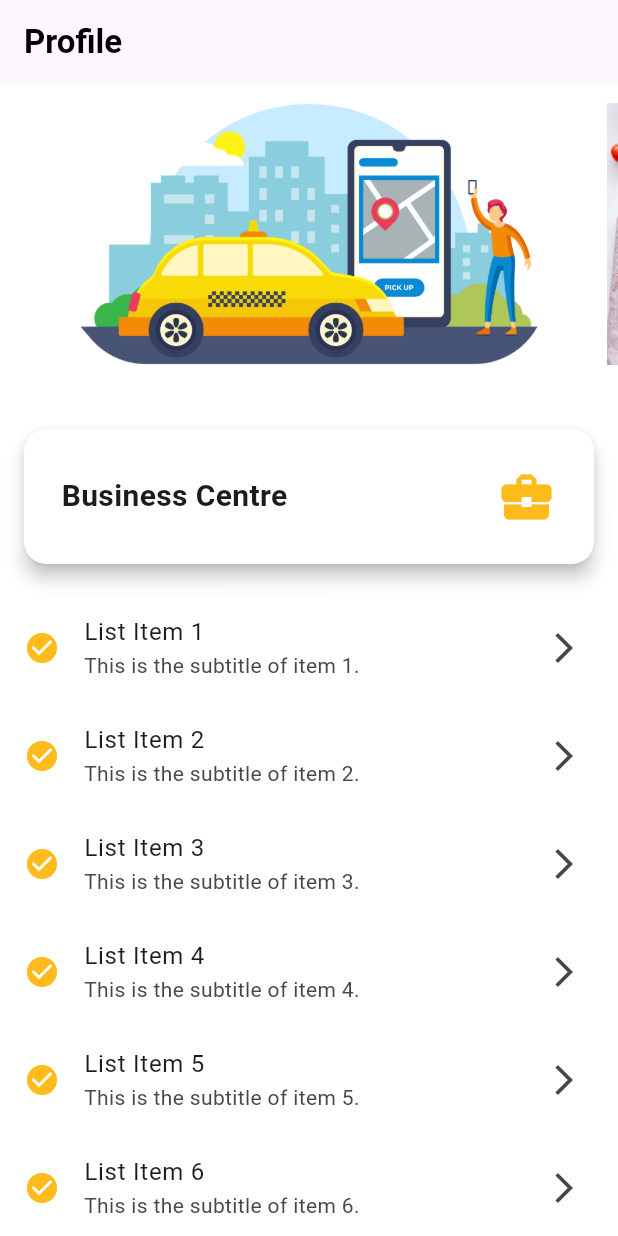
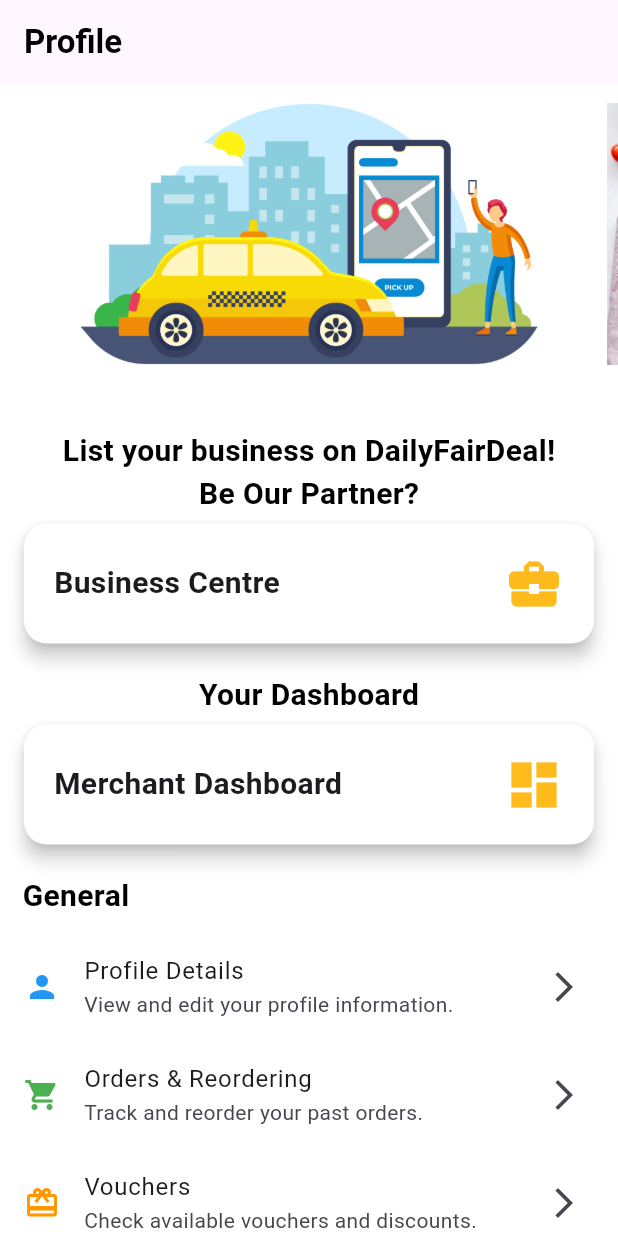
Before and after one commit to SoeThiriKhaing/dailyfeardeal, a Flutter app: the Profile screen opened directly, on a phone screen of 412 x 824 dp. Run offline on Flutter 3.47's test engine with Material 3 defaults, Android fonts, the phone set to English and light mode, and no system bars; drawn by our look-alikes of carousel_slider; our stand-ins replace flutter_secure_storage, get; accounts and stored records are empty.

Commit message:
Modify Profile, and API methods

```diff
--- a/lib/screens/auth/login/login_screen.dart
+++ b/lib/screens/auth/login/login_screen.dart
@@ -24,12 +24,13 @@ class _LoginScreenState extends State<LoginScreen> {
 
   Future<void> login() async {
     String? token = await APIMethods().login(emailController.text.trim(), passwordController.text.trim());
-    if (token!= null || token!.isNotEmpty) {
+    if (token != null) {
       // If login is successful
       saveToken(token);
       Get.snackbar("Success", "Login Successfully", snackPosition: SnackPosition.BOTTOM, backgroundColor: Colors.green);
       Get.to(() => MainScreen());  // Navigate to the MerchantSignUp screen
     }
+
   }
 
   @override
--- a/lib/screens/auth/signup/registerscreen.dart
+++ b/lib/screens/auth/signup/registerscreen.dart
@@ -26,7 +26,7 @@ class _RegisterScreenState extends State<RegisterScreen> {
   Future<void> register() async {
     String? token = await APIMethods().register(nameController.text, emailController.text, passwordController.text);
 
-    if (token!= null || token!.isNotEmpty) {
+    if (token != null) {
       saveToken(token);
       // If register is successful
       Get.snackbar("Success", "Register Successfully", snackPosition: SnackPosition.BOTTOM, backgroundColor: Colors.green);
@@ -59,7 +59,7 @@ class _RegisterScreenState extends State<RegisterScreen> {
                     const SizedBox(
                       height: 20.0,
                     ),
-                    Text("Name", style: AppWidget.labelTextStyle()),
+                    Text("Name", style: AppWidget.formFieldLabelTextStyle()),
                     const SizedBox(
                       height: 10.0,
                     ),
@@ -85,7 +85,7 @@ class _RegisterScreenState extends State<RegisterScreen> {
                     ),
                     Text(
                       "Password",
-                      style: AppWidget.labelTextStyle(),
+                      style: AppWidget.formFieldLabelTextStyle(),
                     ),
                     const SizedBox(height: 10.0),
                     TextFormField(
--- a/lib/screens/home/profile.dart
+++ b/lib/screens/home/profile.dart
@@ -21,6 +21,7 @@ class Profile extends StatelessWidget {
       ),
       body: SingleChildScrollView(
         child: Column(
+          crossAxisAlignment: CrossAxisAlignment.start,
           children: [
             // Carousel Slider
             CarouselSlider(
@@ -37,10 +38,14 @@ class Profile extends StatelessWidget {
             ),
             const SizedBox(height: 30),
 
+            Center(child: Text("List your business on DailyFairDeal!", style: AppWidget.subTitle())),
+            Center(child: Text("Be Our Partner?", style: AppWidget.subTitle())),
+            const SizedBox(height: 5),
+
             // Card View
             GestureDetector(
               onTap: () {
-                Get.to(() => const BusinessPage()); // Navigate to BusinessPage
+                Get.to(() => const BusinessPage());
               },
               child: Card(
                 color: Colors.white,
@@ -50,7 +55,7 @@ class Profile extends StatelessWidget {
                   borderRadius: BorderRadius.circular(15.0),
                 ),
                 child: const Padding(
-                  padding: EdgeInsets.all(25.0),
+                  padding: EdgeInsets.all(20.0),
                   child: Row(
                     mainAxisAlignment: MainAxisAlignment.spaceBetween,
                     children: [
@@ -73,26 +78,111 @@ class Profile extends StatelessWidget {
             ),
             const SizedBox(height: 20),
 
+            Center(child: Text("Your Dashboard", style: AppWidget.subTitle())),
+            const SizedBox(height: 5),
+
+            // Card View
+            GestureDetector(
+              onTap: () {
+               // Get.to(() => const MerchantDashboard());
+              },
+              child: Card(
+                color: Colors.white,
+                margin: const EdgeInsets.symmetric(horizontal: 16.0),
+                elevation: 5,
+                shape: RoundedRectangleBorder(
+                  borderRadius: BorderRadius.circular(15.0),
+                ),
+                child: const Padding(
+                  padding: EdgeInsets.all(20.0),
+                  child: Row(
+                    mainAxisAlignment: MainAxisAlignment.spaceBetween,
+                    children: [
+                      Text(
+                        'Merchant Dashboard',
+                        style: TextStyle(
+                          fontSize: 20,
+                          fontWeight: FontWeight.bold,
+                        ),
+                      ),
+                      Icon(
+                        Icons.dashboard,
+                        size: 40.0,
+                        color: AppColor.primaryColor,
+                      ),
+                    ],
+                  ),
+                ),
+              ),
+            ),
+            const SizedBox(height: 20),
+
+            Padding(
+              padding: const EdgeInsets.only(left: 15),
+              child: Text("General", style: AppWidget.subTitle()),
+            ),
+            const SizedBox(height: 10),
+
             // List View
-            ListView.builder(
+            ListView(
               shrinkWrap: true, // Prevents infinite height error
-              physics:
-                  const NeverScrollableScrollPhysics(), // Prevents list view from scrolling
-              itemCount: 10,
-              itemBuilder: (context, index) {
-                return ListTile(
-                  leading: const Icon(
-                    Icons.check_circle,
-                    color: AppColor.primaryColor,
-                  ),
-                  title: Text('List Item ${index + 1}'),
-                  subtitle: Text('This is the subtitle of item ${index + 1}.'),
+              physics: const NeverScrollableScrollPhysics(), // Prevents list view from scrolling
+              children: [
+                ListTile(
+                  leading: const Icon(Icons.person, color: Colors.blue),
+                  title: const Text('Profile Details'),
+                  subtitle: const Text('View and edit your profile information.'),
                   trailing: const Icon(Icons.arrow_forward_ios),
                   onTap: () {
-                    // Add functionality here
+                    // Navigate to Profile Details page or perform an action
                   },
-                );
-              },
+                ),
+                ListTile(
+                  leading: const Icon(Icons.shopping_cart, color: Colors.green),
+                  title: const Text('Orders & Reordering'),
+                  subtitle: const Text('Track and reorder your past orders.'),
+                  trailing: const Icon(Icons.arrow_forward_ios),
+                  onTap: () {
+                    // Navigate to Orders & Reordering page or perform an action
+                  },
+                ),
+                ListTile(
+                  leading: const Icon(Icons.card_giftcard, color: Colors.orange),
+                  title: const Text('Vouchers'),
+                  subtitle: const Text('Check available vouchers and discounts.'),
+                  trailing: const Icon(Icons.arrow_forward_ios),
+                  onTap: () {
+                    // Navigate to Vouchers page or perform an action
+                  },
+                ),
+                ListTile(
+                  leading: const Icon(Icons.favorite, color: Colors.red),
+                  title: const Text('Favourites'),
+                  subtitle: const Text('View your saved favorite items.'),
+                  trailing: const Icon(Icons.arrow_forward_ios),
+                  onTap: () {
+                    // Navigate to Favourites page or perform an action
+                  },
+                ),
+                ListTile(
+                  leading: const Icon(Icons.settings, color: Colors.grey),
+                  title: const Text('Settings'),
+                  subtitle: const Text('Manage your account settings.'),
+                  trailing: const Icon(Icons.arrow_forward_ios),
+                  onTap: () {
+                    // Navigate to Settings page or perform an action
+                  },
+                ),
+                ListTile(
+                  leading: const Icon(Icons.security, color: Colors.purple),
+                  title: const Text('Safety Settings'),
+                  subtitle: const Text('Update your safety and privacy settings.'),
+                  trailing: const Icon(Icons.arrow_forward_ios),
+                  onTap: () {
+                    // Navigate to Safety Settings page or perform an action
+                  },
+                ),
+              ],
             ),
           ],
         ),
--- a/lib/widget/support_widget.dart
+++ b/lib/widget/support_widget.dart
@@ -12,6 +12,14 @@ class AppWidget {
   static buttonTextStyle() {
     return const TextStyle(
       fontSize: 18.0,
+      fontWeight: FontWeight.bold,
+      color: Colors.black,
+    );
+  }
+
+   static subTitle() {
+    return const TextStyle(
+      fontSize: 20.0,
       fontWeight: FontWeight.bold,
       color: Colors.black,
     );
```
Also changed, not shown: lib/service/api_method.dart (+68 -11 lines).
